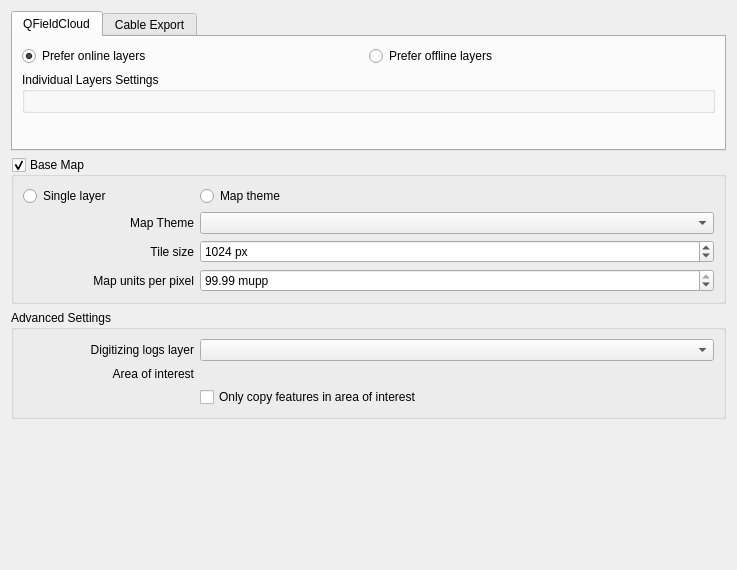
First picture: the form in qfieldsync/ui/project_configuration_widget.ui, repository opengisch/qfieldsync, before the edit.
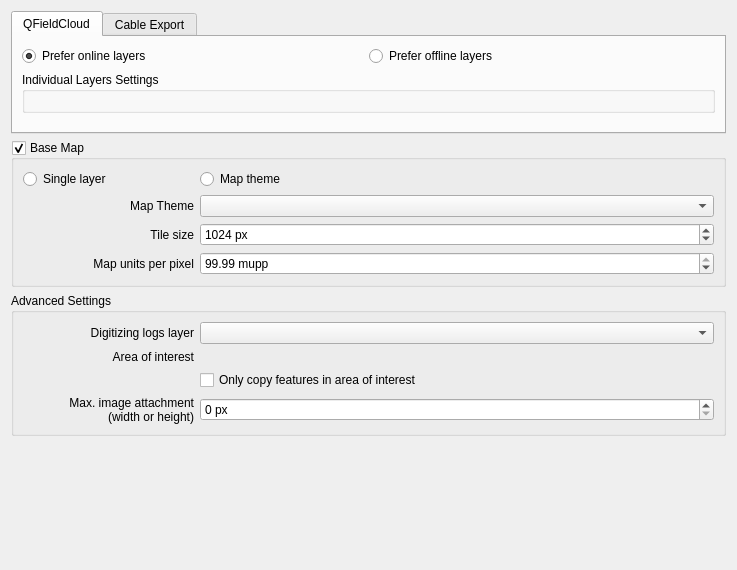
Second picture: the form after the edit. Custom widgets are drawn as their Qt base class.

Commit message: Add a new project-level property to define maximum width/height of image attachments

The edit to the form file:
```diff
--- a/qfieldsync/ui/project_configuration_widget.ui
+++ b/qfieldsync/ui/project_configuration_widget.ui
@@ -65,6 +65,48 @@
         </property>
        </widget>
       </item>
+      <item row="3" column="0">
+       <widget class="QLabel" name="maximumImageWidthHeightLabel">
+        <property name="text">
+         <string>Max. image attachment
+(width or height)</string>
+        </property>
+        <property name="alignment">
+         <set>Qt::AlignRight|Qt::AlignTrailing|Qt::AlignVCenter</set>
+        </property>
+       </widget>
+      </item>
+      <item row="3" column="1">
+       <widget class="QgsSpinBox" name="maximumImageWidthHeight">
+        <property name="sizePolicy">
+         <sizepolicy hsizetype="Expanding" vsizetype="Fixed">
+          <horstretch>0</horstretch>
+          <verstretch>0</verstretch>
+         </sizepolicy>
+        </property>
+        <property name="toolTip">
+         <string>This number sets the maximum allowed width or height (in pixels) or an image attached to feature forms.</string>
+        </property>
+        <property name="suffix">
+         <string> px</string>
+        </property>
+        <property name="minimum">
+         <number>0</number>
+        </property>
+        <property name="maximum">
+         <number>99999999</number>
+        </property>
+        <property name="value">
+         <number>0</number>
+        </property>
+        <property name="clearValue" stdset="0">
+        <double>0</double>
+        </property>
+        <property name="showClearButton" stdset="0">
+        <bool>true</bool>
+        </property>
+       </widget>
+      </item>
      </layout>
     </widget>
    </item>
```
The commit also changes 1 other file.
